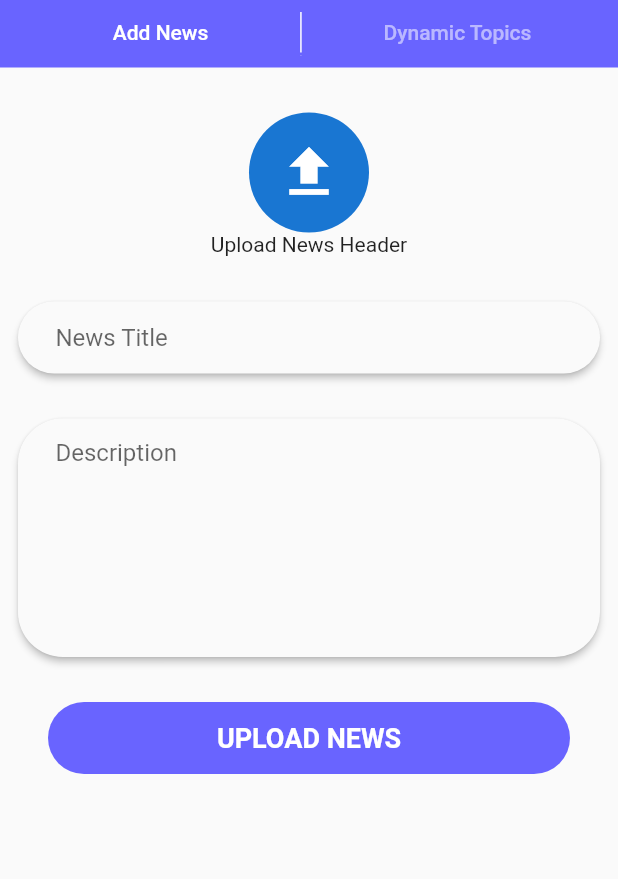
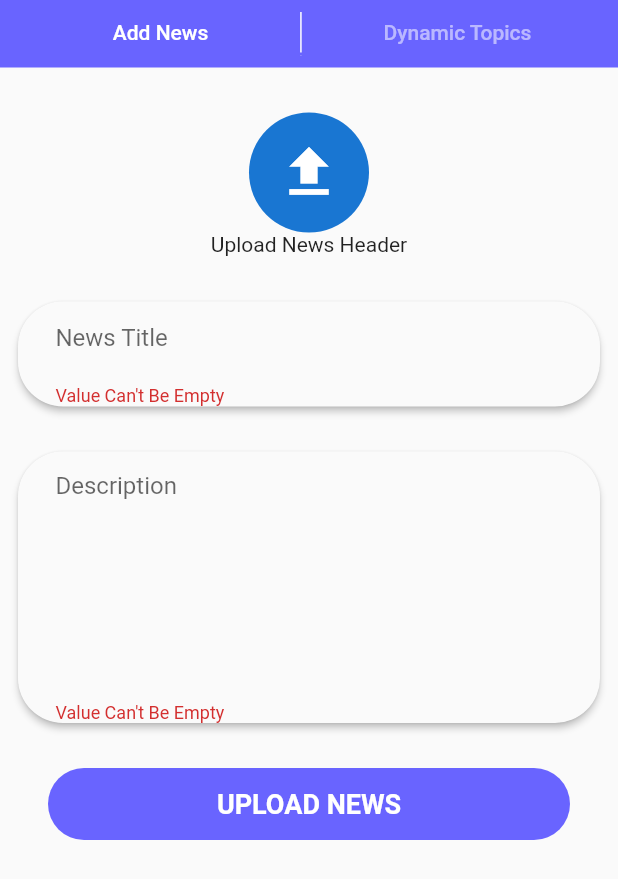
Before and after one commit to ali-shahKust/flutter_quizapp, a Flutter app: the screen it shows after launch, on a phone screen of 412 x 824 dp. Shown: the top 879 px of the screen. Run offline on Flutter 3.47's test engine with Material 2 defaults, Android fonts, the phone set to English and light mode, and no system bars; our stand-ins replace fluttertoast, image_picker, rflutter_alert.

```diff
--- a/lib/screens/Homepage.dart
+++ b/lib/screens/Homepage.dart
@@ -19,7 +19,7 @@ class _HomepageState extends State<Homepage> {
   var _youTubeLinkController= TextEditingController();
 
   var _chapterTitleController = TextEditingController();
-
+  bool _validate = true ;
 
   @override
   Widget build(BuildContext context) {
@@ -128,6 +128,7 @@ class _HomepageState extends State<Homepage> {
               onChanged: (String value) {},
               cursorColor: Colors.white,
               decoration: InputDecoration(
+                  errorText: _validate ? 'Value Can\'t Be Empty' : null,
                   hintText: "News Title",
                   border: InputBorder.none,
                   contentPadding: EdgeInsets.symmetric(
@@ -148,6 +149,8 @@ class _HomepageState extends State<Homepage> {
               onChanged: (String value) {},
               cursorColor: Colors.white,
               decoration: InputDecoration(
+                  errorText: _validate ? 'Value Can\'t Be Empty' : null,
+
                   hintText: "Description",
                   border: InputBorder.none,
                   contentPadding: EdgeInsets.symmetric(
@@ -172,7 +175,10 @@ class _HomepageState extends State<Homepage> {
                       fontSize: 18),
                 ),
                 onPressed: () {
-
+                  setState(() {
+                    _newstitleController.text.isEmpty ? _validate = true : _validate = false;
+                    _newDescController.text.isEmpty ? _validate = true : _validate = false;
+                  });
                   }
               ),
             )),
@@ -218,6 +224,7 @@ class _HomepageState extends State<Homepage> {
                 onChanged: (String value) {},
                 cursorColor: Colors.white,
                 decoration: InputDecoration(
+                    errorText: _validate ? 'Value Can\'t Be Empty' : null,
                     hintText: "Title of topic",
                     border: InputBorder.none,
                     contentPadding: EdgeInsets.symmetric(
@@ -236,6 +243,8 @@ class _HomepageState extends State<Homepage> {
                 onChanged: (String value) {},
                 cursorColor: Colors.white,
                 decoration: InputDecoration(
+                    errorText: _validate ? 'Value Can\'t Be Empty' : null,
+
                     hintText: "Youtube link Explain Video",
                     border: InputBorder.none,
                     contentPadding: EdgeInsets.symmetric(
@@ -263,6 +272,7 @@ SizedBox(height: 20,),
                 onChanged: (String value) {},
                 cursorColor: Colors.white,
                 decoration: InputDecoration(
+                    errorText: _validate ? 'Value Can\'t Be Empty' : null,
                     hintText: "Chapter Title",
                     border: InputBorder.none,
                     contentPadding: EdgeInsets.symmetric(
@@ -287,6 +297,12 @@ SizedBox(height: 20,),
                           fontSize: 18),
                     ),
                     onPressed: () {
+
+                      setState(() {
+                        _youTubeLinkController.text.isEmpty ? _validate = true : _validate = false;
+                        _topictitleController.text.isEmpty ? _validate = true : _validate = false;
+                        _chapterTitleController.text.isEmpty ? _validate = true : _validate = false;
+                      });
                         Navigator.push(context, MaterialPageRoute(builder: (context)=>ChapterDetail(
                           _chapterTitleController.text,
                           _topictitleController.text,
--- a/lib/screens/chapter_details.dart
+++ b/lib/screens/chapter_details.dart
@@ -54,6 +54,7 @@ class _ChapterDetailState extends State<ChapterDetail> {
                 onChanged: (String value) {},
                 cursorColor: Colors.white,
                 decoration: InputDecoration(
+                    errorText: _validate ? 'Value Can\'t Be Empty' : null,
                     hintText: "Type Chapter Content",
                     border: InputBorder.none,
                     contentPadding: EdgeInsets.symmetric(
@@ -88,10 +89,12 @@ class _ChapterDetailState extends State<ChapterDetail> {
               elevation: 2.0,
               borderRadius: BorderRadius.all(Radius.circular(30)),
               child: TextField(
+
                 controller: _oneController,
                 onChanged: (String value) {},
                 cursorColor: Colors.white,
                 decoration: InputDecoration(
+                    errorText: _validate ? 'Value Can\'t Be Empty' : null,
                     hintText: "Option one",
                     border: InputBorder.none,
                     contentPadding: EdgeInsets.symmetric(
@@ -110,6 +113,7 @@ class _ChapterDetailState extends State<ChapterDetail> {
                 onChanged: (String value) {},
                 cursorColor: Colors.white,
                 decoration: InputDecoration(
+                    errorText: _validate ? 'Value Can\'t Be Empty' : null,
                     hintText: "Option two",
                     border: InputBorder.none,
                     contentPadding: EdgeInsets.symmetric(
@@ -128,6 +132,8 @@ class _ChapterDetailState extends State<ChapterDetail> {
                 onChanged: (String value) {},
                 cursorColor: Colors.white,
                 decoration: InputDecoration(
+                    errorText: _validate ? 'Value Can\'t Be Empty' : null,
+
                     hintText: "Option three",
                     border: InputBorder.none,
                     contentPadding: EdgeInsets.symmetric(
@@ -146,6 +152,7 @@ class _ChapterDetailState extends State<ChapterDetail> {
                 onChanged: (String value) {},
                 cursorColor: Colors.white,
                 decoration: InputDecoration(
+                    errorText: _validate ? 'Value Can\'t Be Empty' : null,
                     hintText: "Option four",
                     border: InputBorder.none,
                     contentPadding: EdgeInsets.symmetric(
@@ -172,6 +179,11 @@ class _ChapterDetailState extends State<ChapterDetail> {
                     onPressed: () {
                       setState(() {
                         _questionController.text.isEmpty ? _validate = true : _validate = false;
+                        _chapterContentController.text.isEmpty ? _validate = true : _validate = false;
+                        _oneController.text.isEmpty ? _validate = true : _validate = false;
+                        _twoController.text.isEmpty ? _validate = true : _validate = false;
+                        _threeController.text.isEmpty ? _validate = true : _validate = false;
+                        _fourController.text.isEmpty ? _validate = true : _validate = false;
                       });
 
                       _validate==false?
```
